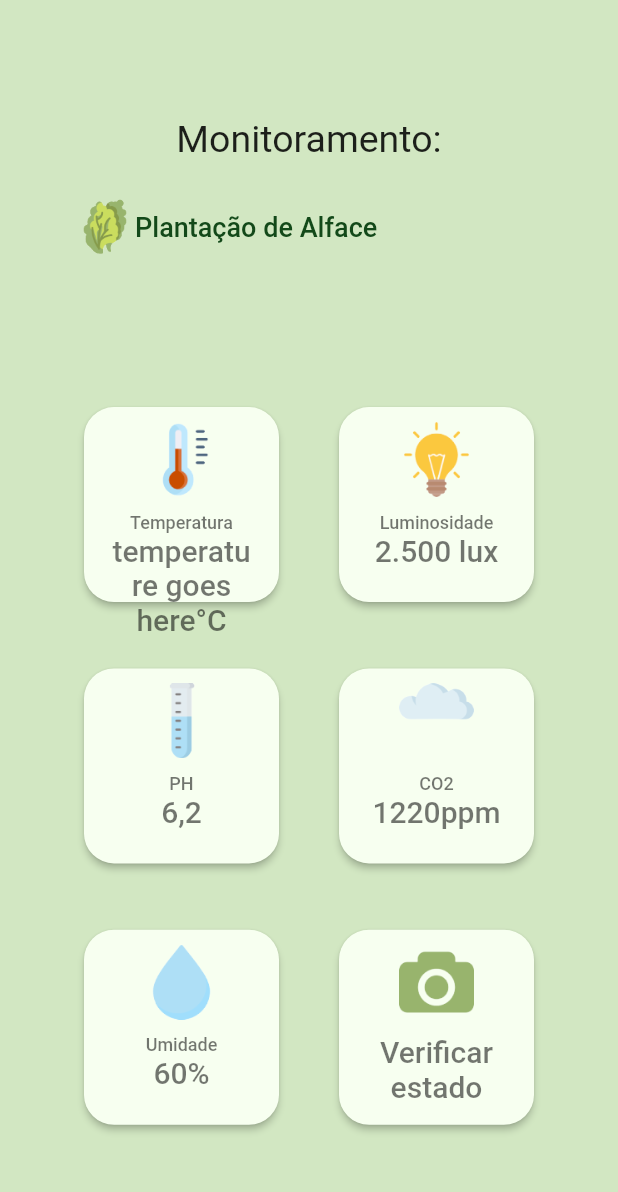
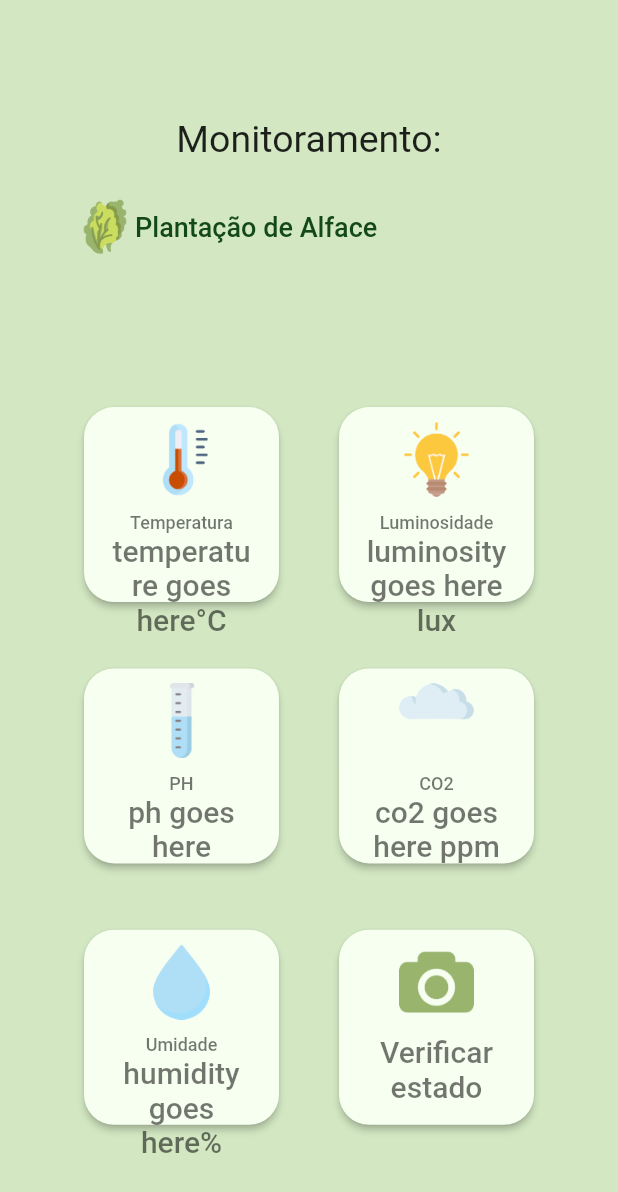
Before and after one commit to m7julia/Hidrocultura, a Flutter app: the Inicial screen opened by its route, on a phone screen of 412 x 824 dp. Shown: the top 1192 px of the screen. Run offline on Flutter 3.47's test engine with Material 2 defaults, Android fonts, the phone set to English and light mode, and no system bars; our stand-ins replace firebase_core, firebase_database, get, syncfusion_flutter_charts; missing offline and left inert: camera_camera, tflite_v2; accounts and stored records are empty.

Commit message:
Tela Inicial com conexão plena com o banco de dados

```diff
--- a/lib/pages/inicial.dart
+++ b/lib/pages/inicial.dart
@@ -1,3 +1,5 @@
+// import 'dart:async';
+// import 'dart:ffi';
 import 'package:flutter/material.dart';
 import 'package:flutter_hidrocultura/pages/monitorar/co2.dart';
 import 'package:flutter_hidrocultura/pages/monitorar/luminosidade.dart';
@@ -5,6 +7,8 @@ import 'package:flutter_hidrocultura/pages/monitorar/ph.dart';
 import 'package:flutter_hidrocultura/pages/monitorar/temperatura.dart';
 import 'package:flutter_hidrocultura/pages/monitorar/umidade.dart';
 import 'package:firebase_database/firebase_database.dart';
+// import 'package:firebase_core/firebase_core.dart';
+// import '../firebase_options.dart';
 
 class Inicial extends StatefulWidget {
   String estadoPlanta;
@@ -16,6 +20,11 @@ class Inicial extends StatefulWidget {
 
 class _InicialState extends State<Inicial> {
   String _temperature = "temperature goes here";
+  String _co2 = "co2 goes here";
+  String _luminosity = "luminosity goes here";
+  String _ph = "ph goes here";
+  String _humidity = "humidity goes here";
+
   final _database = FirebaseDatabase.instance.ref();
 
   @override
@@ -29,6 +38,30 @@ class _InicialState extends State<Inicial> {
       final String temperatura = event.snapshot.value.toString();
       setState(() {
         _temperature = temperatura.substring(21, temperatura.length - 1);
+      });
+    });
+    _database.child("co2/agora").onValue.listen((event) {
+      final String co2 = event.snapshot.value.toString();
+      setState(() {
+        _co2 = co2.substring(21, co2.length - 1);
+      });
+    });
+    _database.child("luminosidade/agora").onValue.listen((event) {
+      final String luminosidade = event.snapshot.value.toString();
+      setState(() {
+        _luminosity = luminosidade.substring(21, luminosidade.length - 1);
+      });
+    });
+    _database.child("ph/agora").onValue.listen((event) {
+      final String ph = event.snapshot.value.toString();
+      setState(() {
+        _ph = ph.substring(21, ph.length - 1);
+      });
+    });
+    _database.child("umidade/agora").onValue.listen((event) {
+      final String umidade = event.snapshot.value.toString();
+      setState(() {
+        _humidity = umidade.substring(21, umidade.length - 1);
       });
     });
   }
@@ -248,14 +281,14 @@ class _InicialState extends State<Inicial> {
                                   borderRadius: BorderRadius.circular(20),
                                 ),
                               ),
-                              child: const Column(children: [
-                                Image(
+                              child: Column(children: [
+                                const Image(
                                   image: AssetImage(
                                       'assets/imagens/icon_luminosidade.png'),
                                   height: 70,
                                   width: 50,
                                 ),
-                                Text(
+                                const Text(
                                   "Luminosidade",
                                   textAlign: TextAlign.center,
                                   style: TextStyle(
@@ -263,9 +296,9 @@ class _InicialState extends State<Inicial> {
                                   ),
                                 ),
                                 Text(
-                                  "2.500 lux",
+                                  "$_luminosity lux",
                                   textAlign: TextAlign.center,
-                                  style: TextStyle(
+                                  style: const TextStyle(
                                     fontSize: 20,
                                   ),
                                 ), //Tex
@@ -290,14 +323,14 @@ class _InicialState extends State<Inicial> {
                                   borderRadius: BorderRadius.circular(20),
                                 ),
                               ),
-                              child: const Column(children: [
-                                Image(
+                              child: Column(children: [
+                                const Image(
                                   image:
                                       AssetImage('assets/imagens/icon_ph.png'),
                                   height: 70,
                                   width: 50,
                                 ),
-                                Text(
+                                const Text(
                                   "PH",
                                   textAlign: TextAlign.center,
                                   style: TextStyle(
@@ -305,9 +338,9 @@ class _InicialState extends State<Inicial> {
                                   ),
                                 ),
                                 Text(
-                                  "6,2",
+                                  _ph,
                                   textAlign: TextAlign.center,
-                                  style: TextStyle(
+                                  style: const TextStyle(
                                     fontSize: 20,
                                   ),
                                 ), //Tex
@@ -327,14 +360,14 @@ class _InicialState extends State<Inicial> {
                                   borderRadius: BorderRadius.circular(20),
                                 ),
                               ),
-                              child: const Column(children: [
-                                Image(
+                              child: Column(children: [
+                                const Image(
                                   image:
                                       AssetImage('assets/imagens/icon_co2.png'),
                                   height: 70,
                                   width: 50,
                                 ),
-                                Text(
+                                const Text(
                                   "CO2",
                                   textAlign: TextAlign.center,
                                   style: TextStyle(
@@ -342,9 +375,9 @@ class _InicialState extends State<Inicial> {
                                   ),
                                 ),
                                 Text(
-                                  "1220ppm",
+                                  "$_co2 ppm",
                                   textAlign: TextAlign.center,
-                                  style: TextStyle(
+                                  style: const TextStyle(
                                     fontSize: 20,
                                   ),
                                 ), //Tex
@@ -373,14 +406,14 @@ class _InicialState extends State<Inicial> {
                                   borderRadius: BorderRadius.circular(20),
                                 ),
                               ),
-                              child: const Column(children: [
-                                Image(
+                              child: Column(children: [
+                                const Image(
                                   image: AssetImage(
                                       'assets/imagens/icon_umidade.png'),
                                   height: 70,
                                   width: 50,
                                 ),
-                                Text(
+                                const Text(
                                   "Umidade",
                                   textAlign: TextAlign.center,
                                   style: TextStyle(
@@ -388,9 +421,9 @@ class _InicialState extends State<Inicial> {
                                   ),
                                 ),
                                 Text(
-                                  "60%",
+                                  "$_humidity%",
                                   textAlign: TextAlign.center,
-                                  style: TextStyle(
+                                  style: const TextStyle(
                                     fontSize: 20,
                                   ),
                                 ), //Tex
```
